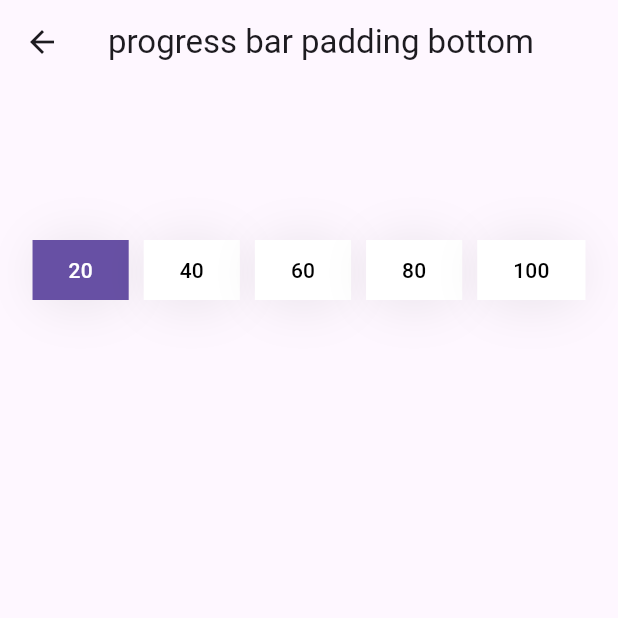
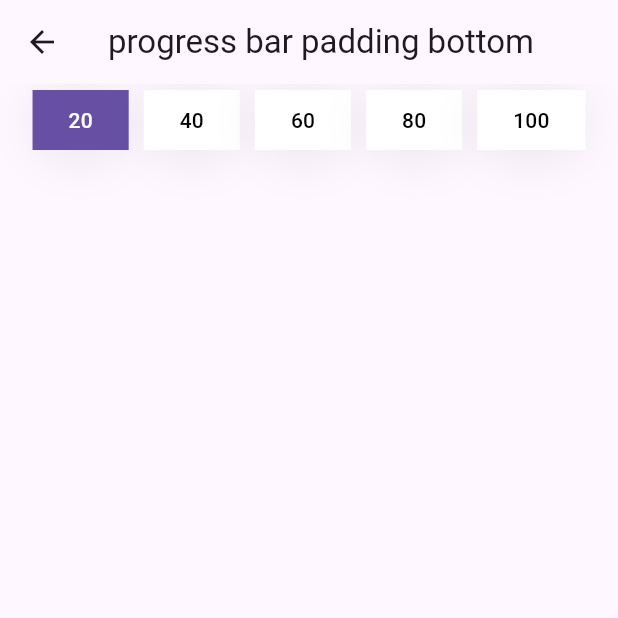
Before and after one commit to meetleev/flutter_gif_player, a Flutter app: the screen it shows after launch, after a tap on "GifPlayer bottom bar padding bottom", on a phone screen of 412 x 824 dp, the top half of it. Run offline on Flutter 3.47's test engine with Material 3 defaults, Android fonts, the phone set to English and light mode, and no system bars; drawn by our look-alikes of group_button; missing offline and left inert: dart:ffi.

Commit message:
fixed some bugs

```diff
--- a/example/lib/page/progress_bar_padding_bottom_page.dart
+++ b/example/lib/page/progress_bar_padding_bottom_page.dart
@@ -26,7 +26,7 @@ class _ProgressBarPaddingBottomPageState
   }
 
   void _loadGif(double paddingBottom) {
-    _controller?.dispose();
+    // _controller?.dispose();
     _controller = GifPlayerController(
         dataSource: GifPlayerDataSource.asset(assetGifUrl),
         controlsConf:
@@ -41,13 +41,9 @@ class _ProgressBarPaddingBottomPageState
         title: const Text('progress bar padding bottom'),
       ),
       body: null != _controller
-          ? Stack(
+          ? ListView(
               children: [
-                GifPlayer(controller: controller),
-                Container(
-                  padding: const EdgeInsets.only(top: 100),
-                  alignment: Alignment.topCenter,
-                  child: GroupButton(
+                GroupButton(
                   controller: _groupButtonController,
                   buttons: const [20, 40, 60, 80, 100],
                   onSelected: (int title, idx, selected) {
@@ -55,7 +51,7 @@ class _ProgressBarPaddingBottomPageState
                     _loadGif(title.toDouble());
                   },
                 ),
-                )
+                GifPlayer(controller: controller)
               ],
             )
           : Container(),
--- a/lib/src/gif_player.dart
+++ b/lib/src/gif_player.dart
@@ -6,8 +6,11 @@ import 'widget/player_controls.dart';
 import 'gif_player_controller.dart';
 
 class GifPlayer extends StatefulWidget {
-  /// the controller of GifPlayer.
+  /// the controller of [GifPlayer].
   final GifPlayerController controller;
+
+  /// Whether to automatically destroy the controller
+  final bool isAutoDisposeController;
 
   /// see [RawImage] for the following parameters.
   final double scale;
@@ -21,12 +24,12 @@ class GifPlayer extends StatefulWidget {
   final bool matchTextDirection;
   final bool invertColors;
   final FilterQuality filterQuality;
-
   final bool isAntiAlias;
 
   const GifPlayer(
       {super.key,
       required this.controller,
+      this.isAutoDisposeController = true,
       this.scale = 1.0,
       this.color,
       this.opacity,
@@ -77,13 +80,18 @@ class GifPlayerState extends State<GifPlayer> {
   void didUpdateWidget(GifPlayer oldWidget) {
     if (oldWidget.controller != widget.controller) {
       widget.controller.addPlayerEventListener(_onPlayerEvent);
+      if (oldWidget.isAutoDisposeController) {
+        oldWidget.controller.dispose();
+      }
     }
     super.didUpdateWidget(oldWidget);
   }
 
   @override
   void dispose() {
-    widget.controller.dispose();
+    if (widget.isAutoDisposeController) {
+      widget.controller.dispose();
+    }
     super.dispose();
   }
 
--- a/lib/src/gif_player_controller.dart
+++ b/lib/src/gif_player_controller.dart
@@ -133,7 +133,9 @@ class GifPlayerController extends ValueNotifier<GifPlayerValue> {
 
   /// emit event
   void emit<T>(T event) {
-    _streamController.add(event);
+    if (!_streamController.isClosed) {
+      _streamController.add(event);
+    }
   }
 
   /// Listen on the given [listener].
--- a/lib/src/widget/material_controls.dart
+++ b/lib/src/widget/material_controls.dart
@@ -106,7 +106,7 @@ class MaterialControlsState extends ControlsState<MaterialControls> {
             playedColor: Theme.of(context).colorScheme.secondary,
             handleColor: Theme.of(context).colorScheme.secondary,
             bufferedColor:
-                Theme.of(context).colorScheme.background.withOpacity(0.5),
+                Theme.of(context).colorScheme.surface.withOpacity(0.5),
             backgroundColor: Theme.of(context).disabledColor.withOpacity(.5),
           ),
     ));
--- a/pubspec.yaml
+++ b/pubspec.yaml
@@ -1,6 +1,6 @@
 name: gif_player
 description: "A Flutter package for playing GIFs with features like play, pause, and seek. Control your GIF playback easily in your app."
-version: 0.0.4
+version: 0.0.5
 homepage: https://github.com/meetleev
 repository: https://github.com/meetleev/flutter_gif_player
 topics:
@@ -19,7 +19,7 @@ dependencies:
 dev_dependencies:
   flutter_test:
     sdk: flutter
-  flutter_lints: ^3.0.0
+  flutter_lints: ^4.0.0
 
 # For information on the generic Dart part of this file, see the
 # following page: https://dart.dev/tools/pub/pubspec
```
Also changed, not shown: example/lib/page/data_source_page.dart (+5 -2 lines), example/lib/page/gif_player_event_page.dart (+7 -2 lines), 2 other files. Lines whose indentation alone changed are shown as unchanged.
